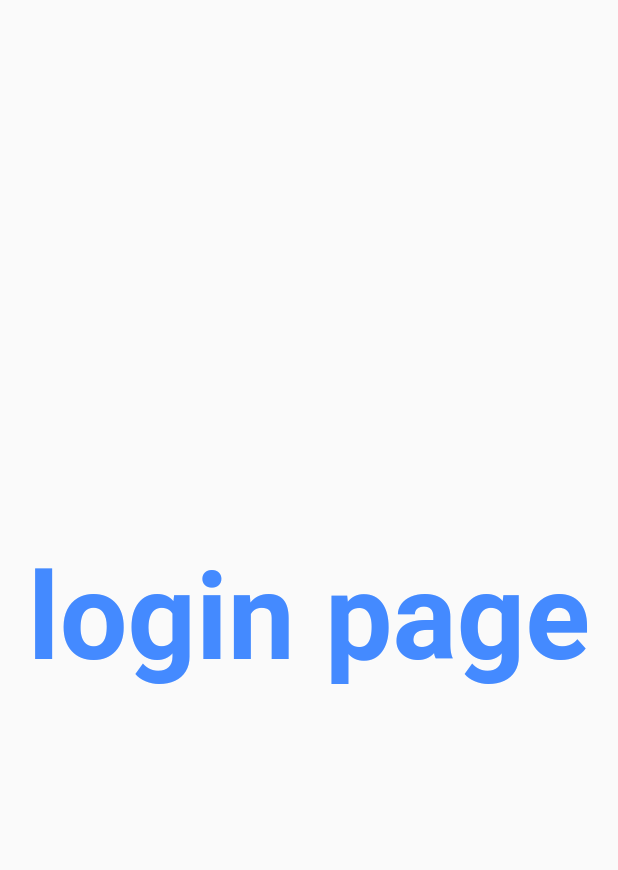
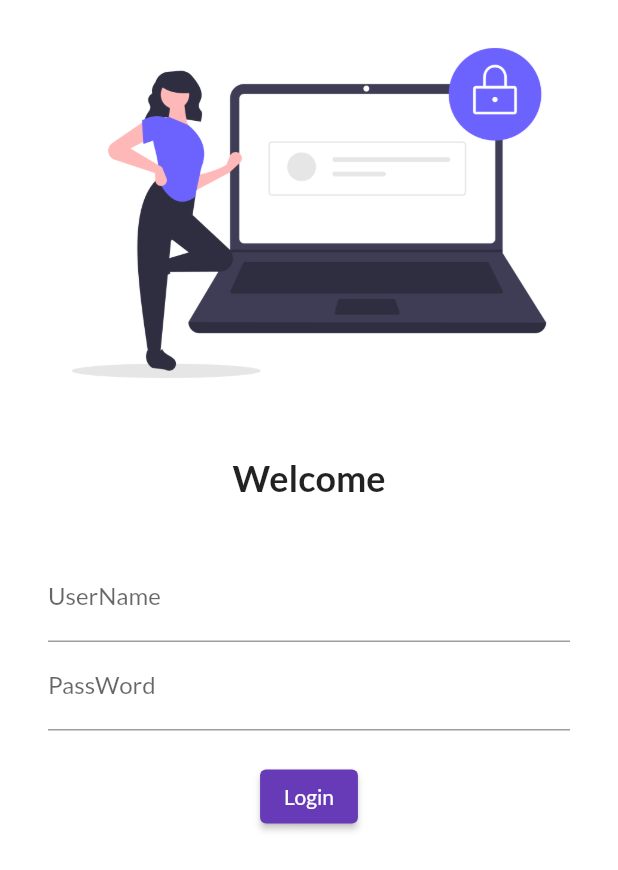
Before and after one commit to lovi-bhatia/eight_hour_tutorial, a Flutter app: the screen it shows after launch, on a phone screen of 412 x 824 dp. Shown: the top 870 px of the screen. Run offline on Flutter 3.47's test engine with Material 2 defaults, Android fonts, the phone set to English and light mode, and no system bars; our stand-ins replace google_fonts.

Commit message:
login Button

```diff
--- a/lib/main.dart
+++ b/lib/main.dart
@@ -1,5 +1,6 @@
 import 'package:eight_hour_tutorial/pages/login_page.dart';
 import 'package:flutter/material.dart';
+import 'package:google_fonts/google_fonts.dart';
 import 'pages/home_page.dart';
 
 void main() {
@@ -15,12 +16,16 @@
       debugShowCheckedModeBanner: false,
       // home: HomePage(),
       themeMode: ThemeMode.light,
-      theme: ThemeData(primarySwatch: Colors.deepPurple),
+      theme: ThemeData(
+        primarySwatch: Colors.deepPurple,
+        fontFamily: GoogleFonts.lato().fontFamily,
+        primaryTextTheme: GoogleFonts.latoTextTheme(),
+      ),
 
       // theme change
       // themeMode: ThemeMode.dark,
       // darkTheme: ThemeData(brightness: Brightness.dark),
-
+      // initialRoute: "/home",
       routes: {
         // "/"-> means home route (default)
         "/": (context) => LoginPage(),
--- a/lib/pages/login_page.dart
+++ b/lib/pages/login_page.dart
@@ -6,16 +6,68 @@
   @override
   Widget build(BuildContext context) {
     return Material(
-      child: Center(
-        child: Text(
-          "login page",
-          style: TextStyle(
-            fontSize: 40,
-            color: Colors.blueAccent,
-            fontWeight: FontWeight.bold,
+      color: Colors.white,
+      // child: Center(
+      //   child: Text(
+      //     "login 4page",
+      //     style: TextStyle(
+      //       fontSize: 40,
+      //       color: Colors.blueAccent,
+      //       fontWeight: FontWeight.bold,
+      //     ),
+      //     textScaleFactor: 2.0,
+      //   ),
+      // ),
+
+      child: Column(
+        children: [
+          Image.asset(
+            "assets/images/login_image.png",
+            fit: BoxFit.cover,
           ),
-          textScaleFactor: 2.0,
-        ),
+          SizedBox(
+            height: 20,
+          ),
+          Text(
+            "Welcome",
+            style: TextStyle(fontSize: 24, fontWeight: FontWeight.bold),
+          ),
+          SizedBox(
+            height: 20,
+          ),
+          Padding(
+            padding:
+                const EdgeInsets.symmetric(vertical: 16.0, horizontal: 32.0),
+            child: Column(
+              children: [
+                TextFormField(
+                  decoration: InputDecoration(
+                    hintText: "Enter User name",
+                    labelText: "UserName",
+                  ),
+                ),
+                TextFormField(
+                  // obscureText to hide text
+                  obscureText: true,
+                  decoration: InputDecoration(
+                    hintText: "Enter Password",
+                    labelText: "PassWord",
+                  ),
+                ),
+                SizedBox(
+                  height: 20,
+                ),
+                ElevatedButton(
+                  onPressed: () {
+                    print("Login Pressed");
+                  },
+                  child: Text("Login"),
+                  style: TextButton.styleFrom(),
+                ),
+              ],
+            ),
+          ),
+        ],
       ),
     );
   }
```
Also changed, not shown: pubspec.yaml (+5 -6 lines), assets/images/login_image.png (added), pubspec.lock, 13 other files.
